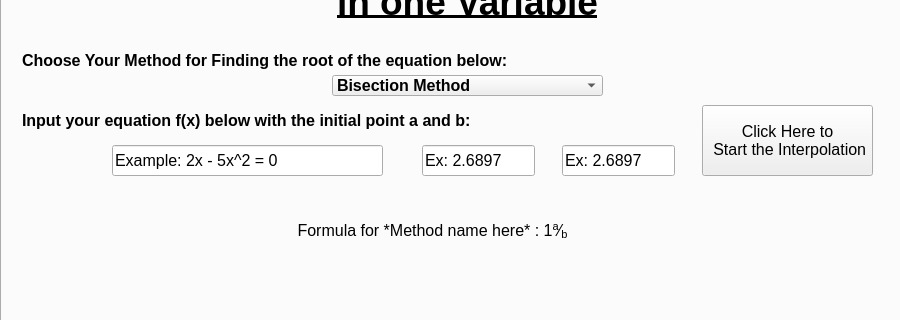
Fawad-Javed-Fateh/Zephyr-I, file MainFiles/UIDesign.ui: the form before one commit; both pictures show x 0 to 900 and y 106 to 426 of the 900 by 620 pixel window.
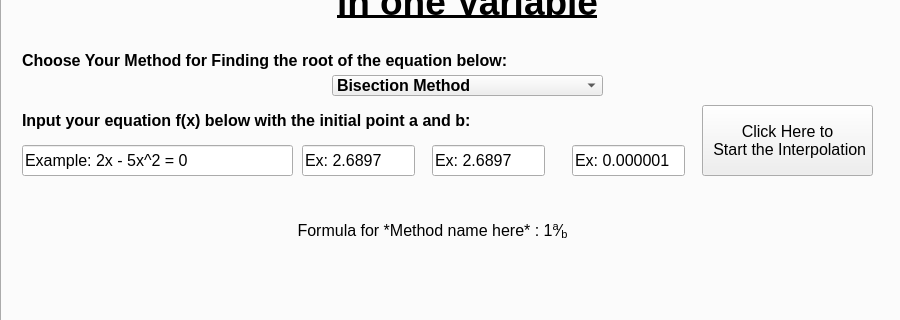
The form after the commit. The open tabs and pages were chosen to show the change.

Patch:
```diff
--- a/MainFiles/UIDesign.ui
+++ b/MainFiles/UIDesign.ui
@@ -225,7 +225,7 @@
      <widget class="QLineEdit" name="Chp2FuncInput">
       <property name="geometry">
        <rect>
-        <x>110</x>
+        <x>20</x>
         <y>250</y>
         <width>271</width>
         <height>31</height>
@@ -238,7 +238,7 @@
      <widget class="QLineEdit" name="Chp2Ainput">
       <property name="geometry">
        <rect>
-        <x>420</x>
+        <x>300</x>
         <y>250</y>
         <width>113</width>
         <height>31</height>
@@ -257,7 +257,7 @@
      <widget class="QLineEdit" name="Chp2Binput">
       <property name="geometry">
        <rect>
-        <x>560</x>
+        <x>430</x>
         <y>250</y>
         <width>113</width>
         <height>31</height>
@@ -313,6 +313,25 @@
  Start the Interpolation</string>
       </property>
      </widget>
+     <widget class="QLineEdit" name="Chp2tolinput">
+      <property name="geometry">
+       <rect>
+        <x>570</x>
+        <y>250</y>
+        <width>113</width>
+        <height>31</height>
+       </rect>
+      </property>
+      <property name="inputMask">
+       <string/>
+      </property>
+      <property name="text">
+       <string>Ex: 0.000001</string>
+      </property>
+      <property name="maxLength">
+       <number>32767</number>
+      </property>
+     </widget>
     </widget>
     <widget class="QWidget" name="Chapter2iterTab">
      <attribute name="title">
```
Left out of the diff: 2 changed lines with no effect on the pictures.
